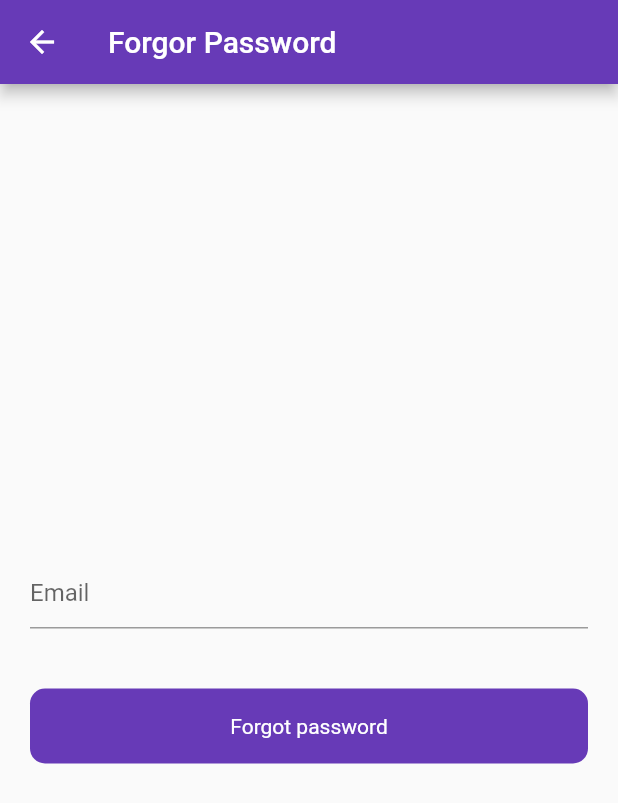
After one commit to Riad-383/firebase-project, a Flutter app: the screen it shows after launch, after a tap on "Forgot password ?", on a phone screen of 412 x 824 dp. The commit adds this screen. Shown: the top 803 px of the screen. Run offline on Flutter 3.47's test engine with Material 2 defaults, Android fonts, the phone set to English and light mode, and no system bars; our stand-ins replace firebase_auth, firebase_core, firebase_database, firebase_storage, fluttertoast, image_picker; accounts and stored records are empty.

Commit message:
final commit

```diff
--- /dev/null
+++ b/lib/Ui/forgot_password.dart
@@ -0,0 +1,49 @@
+import 'package:firebase_auth/firebase_auth.dart';
+import 'package:firebase_project/utils/utils.dart';
+import 'package:firebase_project/widgets/round_button.dart';
+import 'package:flutter/material.dart';
+
+class ForgotPasswordScreen extends StatefulWidget {
+  const ForgotPasswordScreen({super.key});
+
+  @override
+  State<ForgotPasswordScreen> createState() => _ForgotPasswordScreenState();
+}
+
+class _ForgotPasswordScreenState extends State<ForgotPasswordScreen> {
+  final emailctrl = TextEditingController();
+  final auth = FirebaseAuth.instance;
+  @override
+  Widget build(BuildContext context) {
+    return Scaffold(
+      appBar: AppBar(
+        title: const Text('Forgor Password'),
+      ),
+      body: Padding(
+        padding: const EdgeInsets.symmetric(horizontal: 20),
+        child: Column(
+          mainAxisAlignment: MainAxisAlignment.center,
+          crossAxisAlignment: CrossAxisAlignment.center,
+          children: [
+            TextFormField(
+              controller: emailctrl,
+              decoration: const InputDecoration(hintText: 'Email'),
+            ),
+            const SizedBox(
+              height: 40,
+            ),
+            RoundButton(
+                title: 'Forgot password',
+                onTap: () {
+                  auth.sendPasswordResetEmail(email: emailctrl.text.toString()).then((value) {
+                    Utils().toastMassage('Please check your email');
+                  }).onError((error, stackTrace) {
+                    Utils().toastMassage(error.toString());
+                  });
+                })
+          ],
+        ),
+      ),
+    );
+  }
+}
--- a/lib/Ui/uth/login_screen.dart
+++ b/lib/Ui/uth/login_screen.dart
@@ -1,5 +1,6 @@
 import 'package:firebase_auth/firebase_auth.dart';
 import 'package:firebase_core/firebase_core.dart';
+import 'package:firebase_project/Ui/forgot_password.dart';
 import 'package:firebase_project/Ui/posts/post_screen.dart';
 import 'package:firebase_project/Ui/uth/login_phone.dart';
 import 'package:firebase_project/Ui/uth/signup_screen.dart';
@@ -129,6 +130,25 @@ class _LoginScreenState extends State<LoginScreen> {
                     }
                   },
                 ),
+Align(
+  alignment: Alignment.bottomRight,
+  child:   TextButton(
+
+                          onPressed: () {
+
+                            Navigator.push(
+
+                                context,
+
+                                MaterialPageRoute(
+
+                                    builder: (context) => const ForgotPasswordScreen()));
+
+                          },
+
+                          child: const Text("Forgot password ?")),
+),
+
                 const SizedBox(
                   height: 30,
                 ),
```
